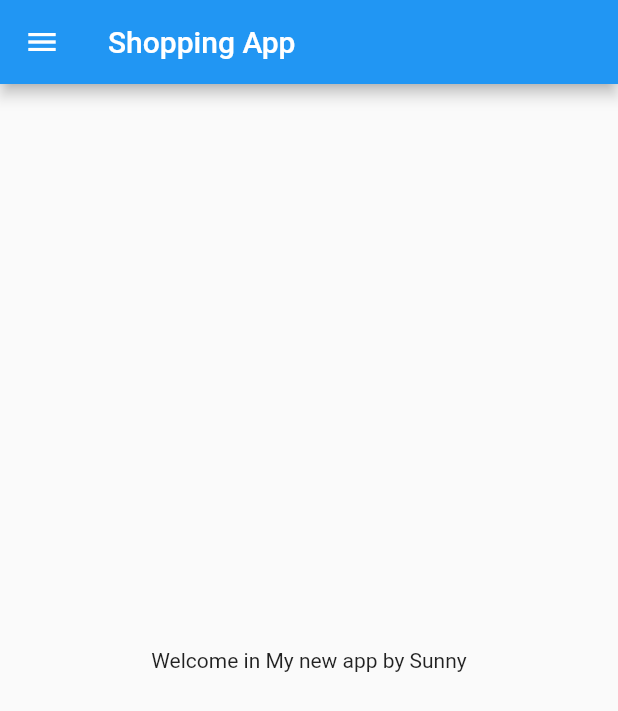
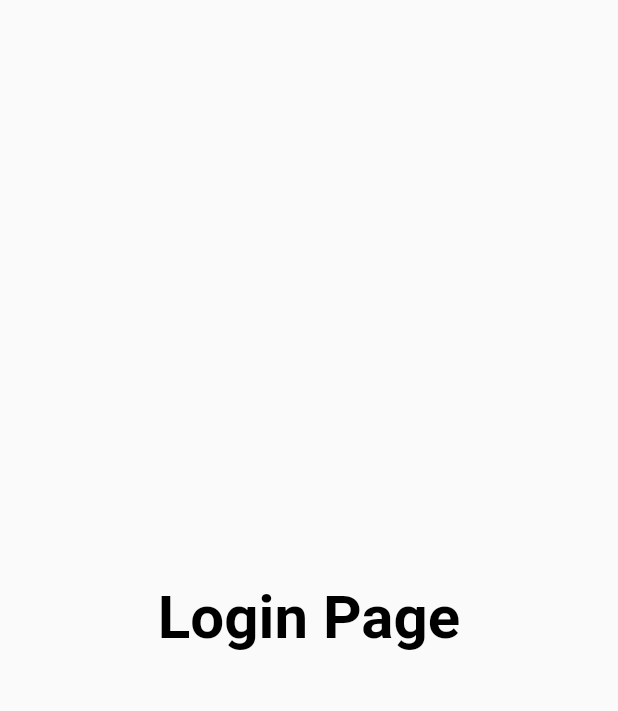
Before and after one commit to Sunny2k25/flutter_catelog, a Flutter app: the screen it shows after launch, on a phone screen of 412 x 824 dp. Shown: the top 711 px of the screen. Run offline on Flutter 3.47's test engine with Material 2 defaults, Android fonts, the phone set to English and light mode, and no system bars.

Commit message:
Day 3 Complete

```diff
--- a/lib/home_page.dart
+++ b/lib/Pages/home_page.dart
@@ -4,7 +4,7 @@
   final String name1 = "new app";
   final String name = "Sunny";
 
-  //const HomePage({super.key});
+  const HomePage({super.key});
 
   //HomePage({super.key});
   //const HomePage({super.key});
--- /dev/null
+++ b/lib/Pages/login_page.dart
@@ -0,0 +1,21 @@
+import 'package:flutter/material.dart';
+
+class LoginPage extends StatelessWidget {
+  const LoginPage({super.key});
+
+  @override
+  Widget build(BuildContext context) {
+    return Material(
+      child: Center(
+        child: Text(
+          "Login Page",
+          style: TextStyle(
+            fontSize: 40,
+            color: Colors.black,
+            fontWeight: FontWeight.bold,
+          ),
+        ),
+      ),
+    );
+  }
+}
--- a/lib/main.dart
+++ b/lib/main.dart
@@ -1,17 +1,11 @@
 import 'package:flutter/material.dart';
-import 'package:flutter_catelog/home_page.dart';
+import 'package:flutter_catelog/Pages/home_page.dart';
+
+import 'Pages/login_page.dart';
 
 void main(List<String> args) {
   runApp(MyApp());
 }
-/*double pi = 3.14;
-    bool isGood = true;
-    num temp = 30.5;
-
-    var day = "Tuesday";
-    const pi = 3.14;
-    final
-    */
 
 class MyApp extends StatelessWidget {
   const MyApp({super.key});
@@ -19,7 +13,14 @@
   @override
   Widget build(BuildContext context) {
     return MaterialApp(
-      home: HomePage(),
+      themeMode: ThemeMode.light,
+      theme: ThemeData(primarySwatch: Colors.deepPurple),
+      darkTheme: ThemeData(brightness: Brightness.dark),
+      routes: {
+        "/": (context) => LoginPage(),
+        "/home": (context) => HomePage(),
+        "/login": (context) => LoginPage(),
+      },
     );
     // ignore: non_constant_identifier_names
     //int My = 30;
```
Also changed, not shown: 1 other file.
